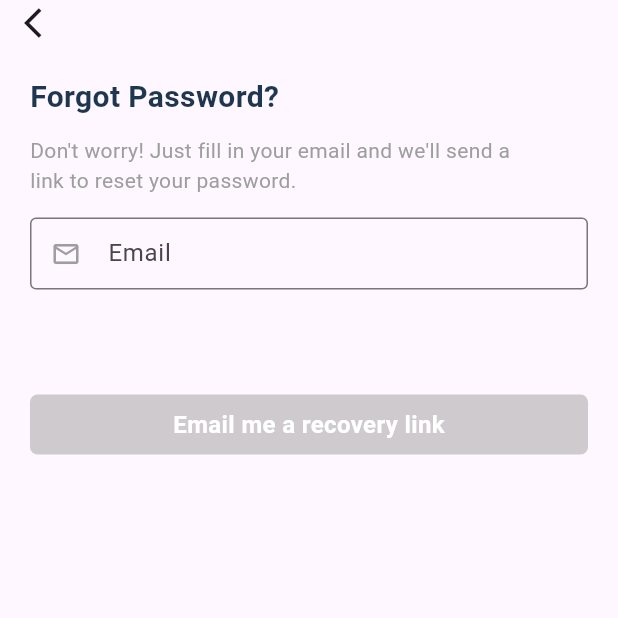
After one commit to Shivam-Widget/authentication, a Flutter app: the ForgotPassWordScreen screen opened directly, on a phone screen of 412 x 824 dp, the top half of it. The commit adds this screen. Run offline on Flutter 3.47's test engine with Material 3 defaults, Android fonts, the light colour scheme and no system bars; our stand-ins replace shared_preferences; accounts and stored records are empty.

Commit message:
normal change

```diff
--- /dev/null
+++ b/lib/forgotpassword_screen.dart
@@ -0,0 +1,159 @@
+import 'dart:convert';
+
+import 'package:flutter/material.dart';
+import 'package:http/http.dart' as http;
+import 'package:shared_preferences/shared_preferences.dart';
+
+class ForgotPassWordScreen extends StatefulWidget {
+  const ForgotPassWordScreen({super.key});
+
+  @override
+  State<ForgotPassWordScreen> createState() => _ForgotPassWordScreenState();
+}
+
+class _ForgotPassWordScreenState extends State<ForgotPassWordScreen> {
+  TextEditingController emailController = TextEditingController();
+  final GlobalKey<FormState> _formKey = GlobalKey();
+  bool _isvalid = false;
+
+  String? validateEmail(String? value) {
+    const pattern = '@';
+    final regex = RegExp(pattern);
+
+    return value!.isEmpty || !regex.hasMatch(value)
+        ? 'Please enter a valid email address'
+        : null;
+  }
+
+  void onChange() {
+    setState(() {
+      _isvalid = _formKey.currentState!.validate();
+    });
+  }
+
+
+  void postData() async {
+    http.Response response = await http.post(
+      Uri.parse(
+          'https://fly-manager-dev-api.azurewebsites.net/api/Account/login'),
+      headers: {
+        'accept': '*/*',
+        'Authorization': '',
+        'Content-Type': 'application/json-patch+json',
+      },
+      body: jsonEncode(
+        <String, String>{
+          "email": emailController.text,
+          "timeZone": "Asia/Kolkata",
+          "deviceType": "string",
+        },
+      ),
+    );
+
+    if (response.statusCode == 200) {
+      String data = response.body;
+      var decodedData = jsonDecode(data);
+      debugPrint('---- DecodeData ------> $decodedData');
+      debugPrint('--- Status Code ----> ${response.statusCode}');
+    } else {
+      debugPrint('--- Bed Response ----> ${response.statusCode}');
+    }
+  }
+
+  @override
+  Widget build(BuildContext context) {
+    return Scaffold(
+      appBar: AppBar(
+        leading: GestureDetector(
+          onTap: () {
+            Navigator.pop(context);
+          },
+          child: const Icon(Icons.arrow_back_ios),
+        ),
+        toolbarHeight: 30,
+      ),
+      body: SingleChildScrollView(
+        child: Form(
+          key: _formKey,
+          onChanged: () {
+            onChange();
+          },
+          child: Padding(
+            padding: const EdgeInsets.all(20),
+            child: Column(
+              crossAxisAlignment: CrossAxisAlignment.start,
+              children: [
+                const Text(
+                  "Forgot Password?",
+                  style: TextStyle(
+                    fontWeight: FontWeight.bold,
+                    fontSize: 20,
+                    color: Color(0xFF1E374F),
+                  ),
+                ),
+                const SizedBox(
+                  height: 11,
+                ),
+                const Text(
+                  "Don't worry! Just fill in your email and we'll send a \nlink to reset your password.",
+                  style: TextStyle(color: Colors.grey, fontSize: 14),
+                ),
+                const SizedBox(
+                  height: 15,
+                ),
+                TextFormField(
+                  validator: validateEmail,
+                  keyboardType: TextInputType.emailAddress,
+                  controller: emailController,
+                  decoration: const InputDecoration(
+                    hintText: 'Email',
+                    contentPadding: EdgeInsets.all(5),
+                    prefixIcon: Icon(
+                      Icons.email_outlined,
+                      color: Colors.grey,
+                      size: 20,
+                    ),
+                    border: OutlineInputBorder(),
+                  ),
+                ),
+                const SizedBox(
+                  height: 70,
+                ),
+                GestureDetector(
+                  onTap: _isvalid
+                      ? () async {
+                          if (_formKey.currentState!.validate()) {
+
+
+                          }
+                        }
+                      : null,
+                  child: Container(
+                    height: 40,
+                    width: MediaQuery.of(context).size.width / 1.1,
+                    decoration: BoxDecoration(
+                      color: _isvalid
+                          ? const Color(0xFF1E374F)
+                          : Colors.grey.withOpacity(0.5),
+                      borderRadius: BorderRadius.circular(5),
+                    ),
+                    child: const Center(
+                      child: Text(
+                        'Email me a recovery link',
+                        style: TextStyle(
+                          color: Colors.white,
+                          fontSize: 16,
+                          fontWeight: FontWeight.bold,
+                        ),
+                      ),
+                    ),
+                  ),
+                ),
+              ],
+            ),
+          ),
+        ),
+      ),
+    );
+  }
+}
--- a/lib/main.dart
+++ b/lib/main.dart
@@ -1,7 +1,10 @@
 import 'package:authentication/onboarding_screen.dart';
 import 'package:flutter/material.dart';
+import 'package:shared_preferences/shared_preferences.dart';
 
-void main() {
+Future<void> main() async {
+  // SharedPreferences prefs = await SharedPreferences.getInstance();
+  // prefs.setString("key", "value");
   runApp(const MyApp());
 }
 
--- a/pubspec.yaml
+++ b/pubspec.yaml
@@ -36,6 +36,8 @@ dependencies:
   # Use with the CupertinoIcons class for iOS style icons.
   cupertino_icons: ^1.0.6
   url_launcher: ^6.3.0
+  http: any
+  shared_preferences: any
 
 dev_dependencies:
   flutter_test:
```
Also changed, not shown: lib/auth/api_service.dart (added, +23 -0 lines), lib/auth/signin_screen.dart (+69 -17 lines), lib/models/api_models.dart (added, +265 -0 lines), pubspec.lock, 1 other file.
